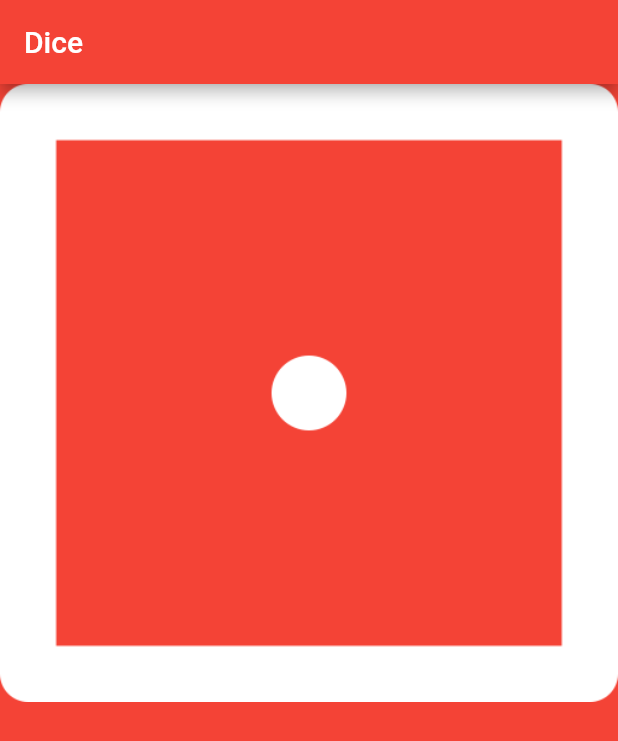
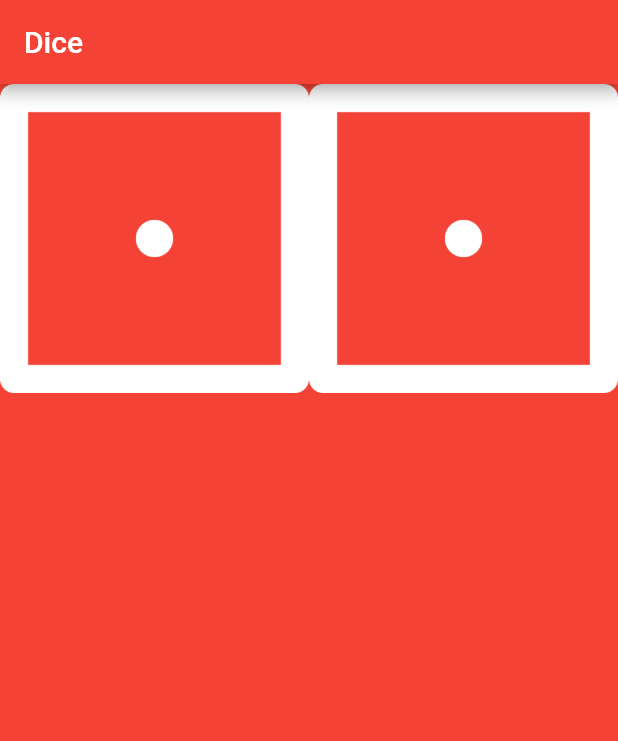
Before and after one commit to naomi-ndibui/Dice, a Flutter app: the screen it shows after launch, on a phone screen of 412 x 824 dp. Shown: the top 741 px of the screen. Run offline on Flutter 3.47's test engine with Material 2 defaults, Android fonts, the phone set to English and light mode, and no system bars.

Commit message:
added expanded widget to fit two dices

```diff
--- a/lib/main.dart
+++ b/lib/main.dart
@@ -23,6 +23,11 @@ class DicePage extends StatelessWidget{
           image: AssetImage('images/dice1.png'),
         ),
        ),
+        Expanded(
+          child: Image(
+            image: AssetImage('images/dice1.png'),
+          ),
+        ),
       ],
     );
   }
```
